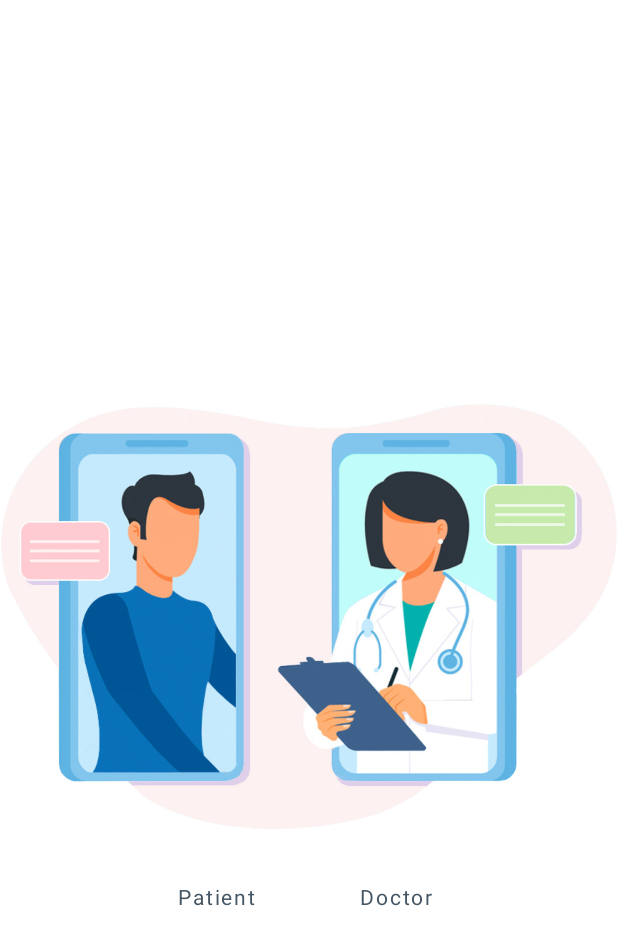
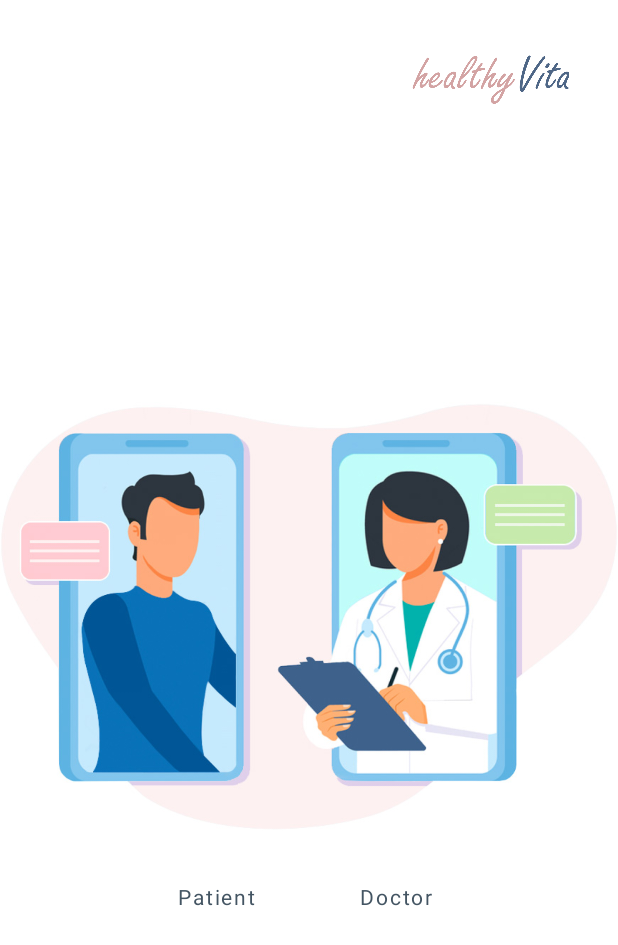
Before and after one commit to suveybesena/HealthyVita-ChatApp, an Android app: the screen it shows after launch (MainActivity), on a phone screen of 412 x 824 dp. Shown: the top 945 px of the screen. Run offline under Robolectric (Android 15) with nearby library versions, the phone set to English and light mode, and no system bars; our stand-ins replace Dagger/Hilt's generated code, Firebase (no records; nobody signed in at launch, a user with empty details on screens opened directly), navigation-ui; Roboto replaces fonts that are not available here.

Commit message:
add imageView

```diff
--- a/app/src/main/res/layout/fragment_guidance.xml
+++ b/app/src/main/res/layout/fragment_guidance.xml
@@ -6,6 +6,16 @@
     android:layout_width="match_parent"
     android:layout_height="match_parent"
     tools:context=".presentation.guidance.GuidanceFragment">
+
+    <ImageView
+        android:id="@+id/tvLogo"
+        android:layout_width="110dp"
+        android:layout_height="95dp"
+        android:layout_marginStart="272dp"
+        android:layout_marginTop="4dp"
+        android:src="@drawable/healthyvita"
+        app:layout_constraintStart_toStartOf="parent"
+        app:layout_constraintTop_toTopOf="parent" />
 
     <Button
         android:id="@+id/bvStudents"
```
Also changed, not shown: app/src/main/res/layout/fragment_doctors.xml (+11 -2 lines).
